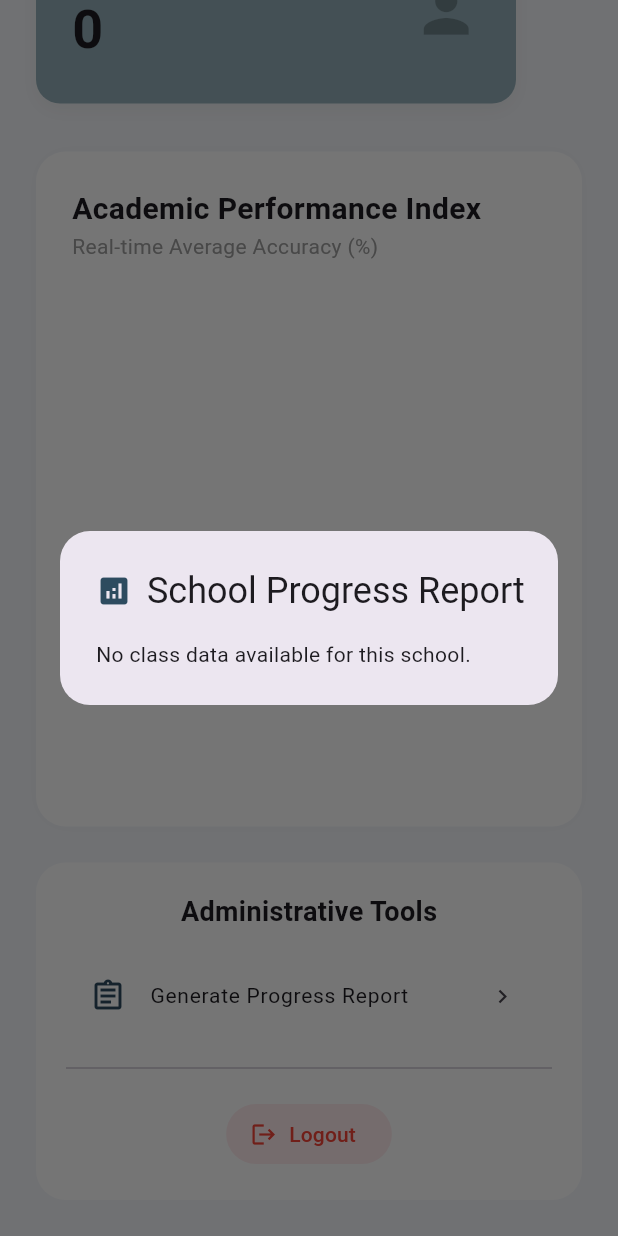
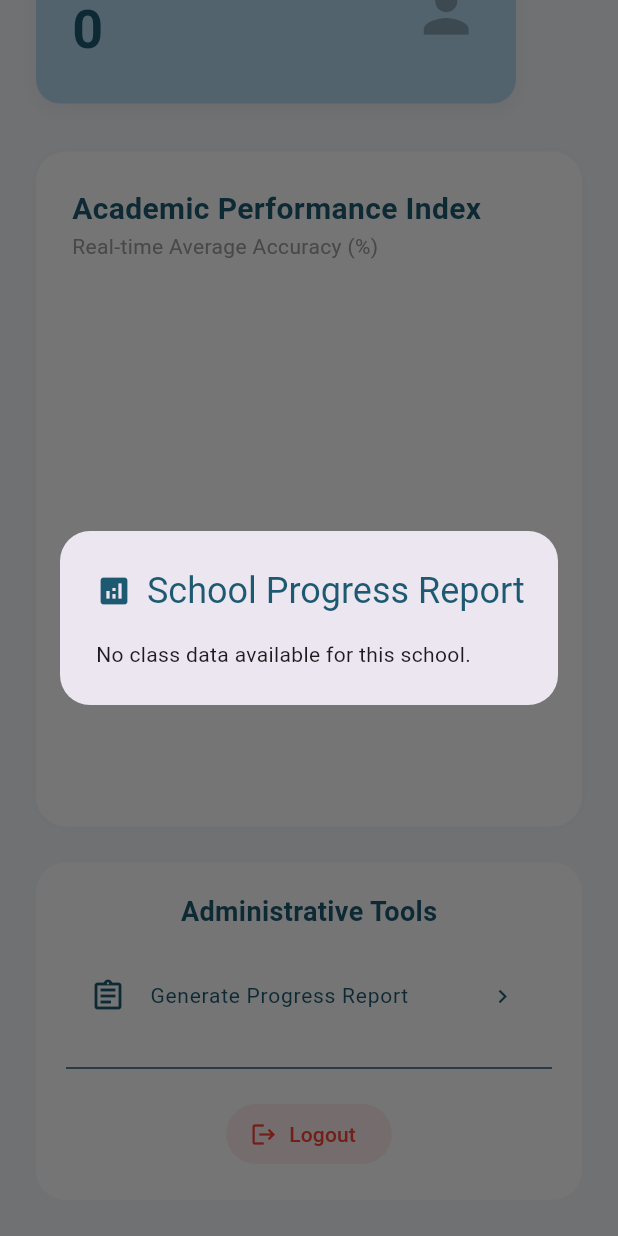
Before and after one commit to MelleUnlikely/serene-learning, a Flutter app: the AdminDashboard screen opened directly with empty values, scrolled down 311 dp, after a tap on "Generate Progress Report", on a phone screen of 412 x 824 dp. Run offline on Flutter 3.47's test engine with Material 3 defaults, Android fonts, the phone set to English and light mode, and no system bars; our stand-ins replace file_picker, fl_chart, pdf, printing, supabase_flutter; missing offline and left inert: dart:ui_web; accounts and stored records are empty.

Commit message:
Minor UI changes in admin

```diff
--- a/lib/screens/admin/admin_dashboard.dart
+++ b/lib/screens/admin/admin_dashboard.dart
@@ -123,7 +123,7 @@ class _AdminDashboardState extends State<AdminDashboard> {
             barRods: [
               BarChartRodData(
                 toY: score,
-                color: const Color(0xFF2D4B5F),
+                color: const Color(0xFF1D5A71),
                 width: 22,
                 borderRadius: BorderRadius.circular(4),
               )
@@ -146,9 +146,9 @@ void _showProgressReport() {
       shape: RoundedRectangleBorder(borderRadius: BorderRadius.circular(20)),
       title: const Row(
         children: [
-          Icon(Icons.analytics, color: Color(0xFF2D4B5F)),
+          Icon(Icons.analytics, color: Color(0xFF1D5A71)),
           SizedBox(width: 10),
-          Text("School Progress Report"),
+          Text("School Progress Report", style: TextStyle(color: Color(0xFF1D5A71)),),
         ],
       ),
       content: SizedBox(
@@ -170,7 +170,7 @@ void _showProgressReport() {
               mainAxisSize: MainAxisSize.min,
               children: [
                 const Text("Average Accuracy by Class",
-                  style: TextStyle(fontWeight: FontWeight.bold, color: Colors.grey)),
+                  style: TextStyle(color: Color(0xFF1D5A71))),
                 const SizedBox(height: 15),
                 // Wrap the list in a Flexible or constrained box if it gets too long
                 ConstrainedBox(
@@ -181,17 +181,19 @@ void _showProgressReport() {
                       padding: const EdgeInsets.symmetric(vertical: 8.0),
                       child: Row(
                         children: [
-                          Expanded(child: Text(item['classname'] ?? 'Unnamed Class')),
+                          Expanded(child: Text(item['classname'] ?? 'Unnamed Class',
+                            style: TextStyle(fontWeight: FontWeight.bold, color: Color(0xFF1D5A71)),
+                          )),
                           Text(
                             "${(item['average_accuracy'] as num? ?? 0).toStringAsFixed(1)}%",
-                            style: const TextStyle(fontWeight: FontWeight.bold),
+                            style: const TextStyle(fontWeight: FontWeight.bold, color: Color(0xFF1D5A71)),
                           ),
                           const SizedBox(width: 10),
                           Expanded(
                             child: LinearProgressIndicator(
                               value: (item['average_accuracy'] as num? ?? 0) / 100,
                               backgroundColor: Colors.grey[200],
-                              color: const Color(0xFF2D4B5F),
+                              color: const Color(0xFF1D5A71),
                             ),
                           ),
                         ],
@@ -206,7 +208,7 @@ void _showProgressReport() {
                   children: [
                     TextButton(
                       onPressed: () => Navigator.pop(context),
-                      child: const Text("Close"),
+                      child: const Text("Close", style: TextStyle(color: Color(0xFF1D5A71)),),
                     ),
                     const SizedBox(width: 10),
                     ElevatedButton.icon(
@@ -219,7 +221,7 @@ void _showProgressReport() {
                       icon: const Icon(Icons.download),
                       label: const Text("Download PDF"),
                       style: ElevatedButton.styleFrom(
-                        backgroundColor: const Color(0xFF2D4B5F),
+                        backgroundColor: const Color(0xFF1D5A71),
                         foregroundColor: Colors.white,
                       ),
                     ),
@@ -268,16 +270,16 @@ void _showProgressReport() {
           crossAxisAlignment: CrossAxisAlignment.start,
           children: [
             Text("Serene",
-              style: TextStyle(fontSize: 28, fontWeight: FontWeight.bold, color: Color(0xFF2D4B5F))),
+              style: TextStyle(fontSize: 28, fontWeight: FontWeight.bold, color: Color(0xFF1D5A71))),
             Text("School Administrator Portal",
               style: TextStyle(fontSize: 14, color: Colors.grey)),
           ],
         ),
         Row(
           children: [
-            Icon(Icons.notifications_none, color: Colors.blueGrey),
+            Icon(Icons.notifications_none, color: Color(0xFF1D5A71)),
             SizedBox(width: 15),
-            Icon(Icons.account_circle_outlined, color: Colors.blueGrey, size: 30),
+            Icon(Icons.account_circle_outlined, color: Color(0xFF1D5A71), size: 30),
           ],
         ),
       ],
@@ -301,7 +303,7 @@ void _showProgressReport() {
       title: "Total Teachers",
       value: "$teacherCount",
       icon: Icons.person,
-      color: const Color(0xFF94AFB9),
+      color: const Color(0xFFB3D8EE),
       onTap: () => _showUserPopup("Teacher"), // Updated to popup
     ),
       ],
@@ -328,8 +330,8 @@ void _showProgressReport() {
             Column(
               crossAxisAlignment: CrossAxisAlignment.start,
               children: [
-                Text(title, style: const TextStyle(fontSize: 16, fontWeight: FontWeight.w500)),
-                Text(value, style: const TextStyle(fontSize: 36, fontWeight: FontWeight.bold)),
+                Text(title, style: const TextStyle(fontSize: 16, fontWeight: FontWeight.w500, color: Color(0xFF1D5A71))),
+                Text(value, style: const TextStyle(fontSize: 36, fontWeight: FontWeight.bold, color: Color(0xFF1D5A71))),
               ],
             ),
             Icon(icon, size: 45, color: Colors.black26),
@@ -376,7 +378,7 @@ Widget _buildGraphSection() {
       children: [
         const Text(
           "Academic Performance Index",
-          style: TextStyle(fontSize: 20, fontWeight: FontWeight.bold),
+          style: TextStyle(fontSize: 20, fontWeight: FontWeight.bold, color: Color(0xFF1D5A71)),
         ),
         const Text(
           "Real-time Average Accuracy (%)",
@@ -400,7 +402,7 @@ Widget _buildGraphSection() {
                         barTouchData: BarTouchData(
                           enabled: true,
                           touchTooltipData: BarTouchTooltipData(
-                            getTooltipColor: (group) => const Color(0xFF2D4B5F),
+                            getTooltipColor: (group) => const Color(0xFF1D5A71),
                             tooltipRoundedRadius: 8,
                             getTooltipItem: (group, groupIndex, rod, rodIndex) {
                               return BarTooltipItem(
@@ -443,7 +445,7 @@ Widget _buildGraphSection() {
                                   style: const TextStyle(
                                     fontSize: 9,
                                     fontWeight: FontWeight.bold,
-                                    color: Color(0xFF2D4B5F),
+                                    color: Color(0xFF1D5A71),
                                   ),
                                 ),
                               );
@@ -487,14 +489,16 @@ Widget _buildGraphSection() {
       decoration: BoxDecoration(color: Colors.white, borderRadius: BorderRadius.circular(20)),
       child: Column(
         children: [
-          const Text("Administrative Tools", style: TextStyle(fontSize: 18, fontWeight: FontWeight.bold)),
+          const Text("Administrative Tools",
+            style: TextStyle(fontSize: 18, fontWeight: FontWeight.bold, color: Color(0xFF1D5A71))
+          ),
           const SizedBox(height: 15),
             _actionTile(
               Icons.assignment_outlined,
               "Generate Progress Report",
               onTap: () => _showProgressReport(),
             ),
-          const Divider(height: 40),
+          const Divider(height: 40, color: Color(0xFF1D5A71),),
           ElevatedButton.icon(
             onPressed: () => Supabase.instance.client.auth.signOut(),
             icon: const Icon(Icons.logout),
@@ -512,9 +516,9 @@ Widget _buildGraphSection() {
 
   Widget _actionTile(IconData icon, String label, {VoidCallback? onTap}) {
   return ListTile(
-    leading: Icon(icon, color: const Color(0xFF2D4B5F)),
-    title: Text(label, style: const TextStyle(fontSize: 14)),
-    trailing: const Icon(Icons.chevron_right, size: 18),
+    leading: Icon(icon, color: const Color(0xFF1D5A71)),
+    title: Text(label, style: const TextStyle(fontSize: 14, color: Color(0xFF1D5A71))),
+    trailing: const Icon(Icons.chevron_right, size: 18, color: Color(0xFF1D5A71)),
     onTap: onTap,
   );
 }
@@ -536,8 +540,8 @@ void _showUserPopup(String roletype) {
                 mainAxisAlignment: MainAxisAlignment.spaceBetween,
                 children: [
                   Text("$roletype Directory",
-                    style: const TextStyle(fontSize: 22, fontWeight: FontWeight.bold, color: Color(0xFF2D4B5F))),
-                  IconButton(onPressed: () => Navigator.pop(context), icon: const Icon(Icons.close)),
+                    style: const TextStyle(fontSize: 22, fontWeight: FontWeight.bold, color: Color(0xFF1D5A71))),
+                  IconButton(onPressed: () => Navigator.pop(context), icon: const Icon(Icons.close, color: Color(0xFF1D5A71),)),
                 ],
               ),
               const Divider(),
@@ -563,18 +567,18 @@ void _showUserPopup(String roletype) {
 
                     return ListView.separated(
                       itemCount: users.length,
-                      separatorBuilder: (context, index) => const Divider(color: Color(0xFFF1F1F1)),
+                      separatorBuilder: (context, index) => const Divider(color: Color(0xFF1D5A71)),
                       itemBuilder: (context, index) {
                         final user = users[index];
                         return ListTile(
                           contentPadding: EdgeInsets.zero,
                           leading: CircleAvatar(
-                            backgroundColor: const Color(0xFF2D4B5F),
+                            backgroundColor: const Color(0xFF1D5A71),
                             child: Text(user['fullname']?[0] ?? user['email'][0].toUpperCase(),
                               style: const TextStyle(color: Colors.white)),
                           ),
                           title: Text(user['fullname'] ?? 'No Name Provided',
-                            style: const TextStyle(fontWeight: FontWeight.bold)),
+                            style: const TextStyle(fontWeight: FontWeight.bold, color: Color(0xFF1D5A71))),
                           subtitle: Column(
                             crossAxisAlignment: CrossAxisAlignment.start,
                             children: [
```
